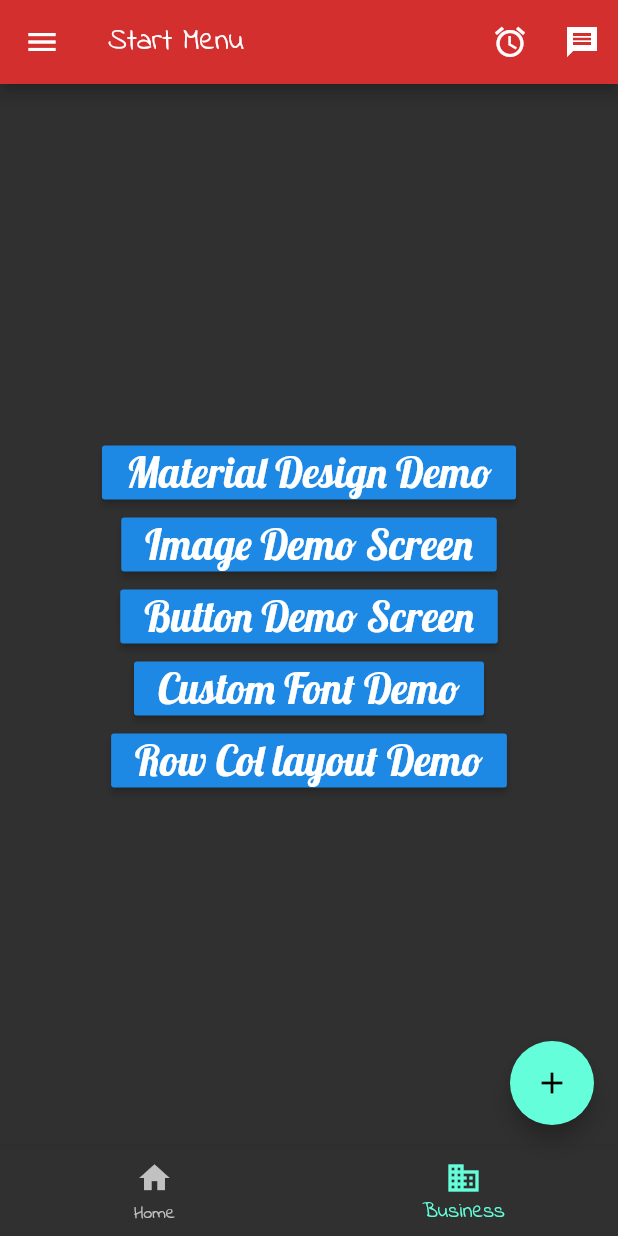
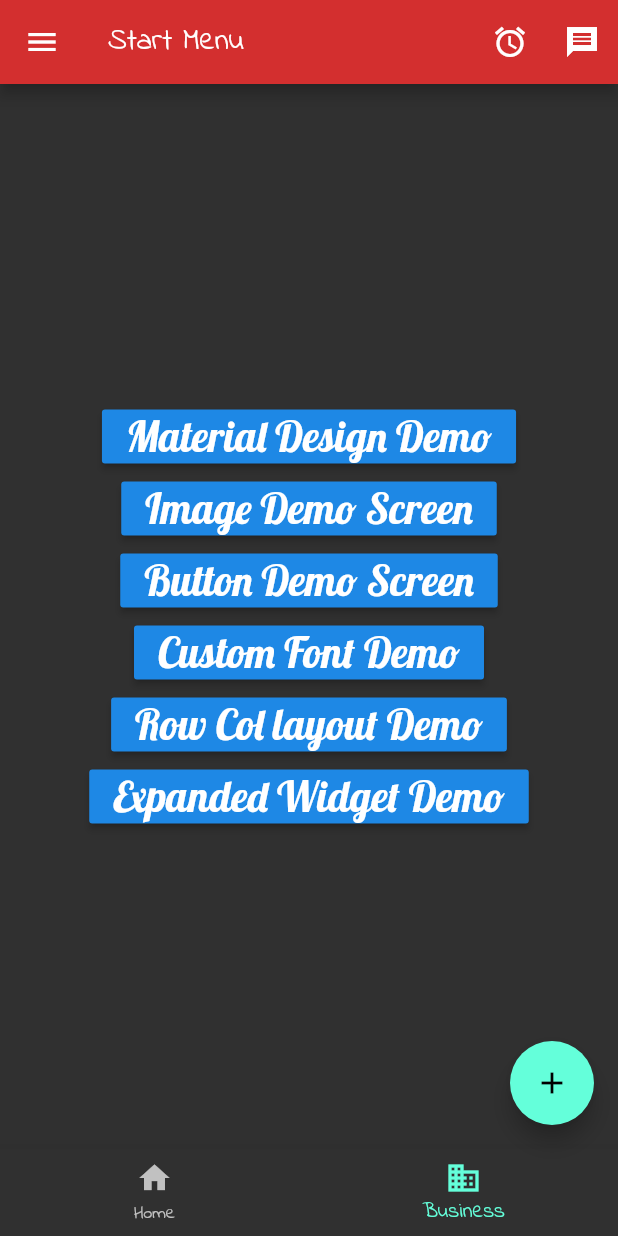
Before and after one commit to rohithaider/cmsc4303-lesson1, a Flutter app: the screen it shows after launch, on a phone screen of 412 x 824 dp. Run offline on Flutter 3.47's test engine with Material 2 defaults, Android fonts, the phone set to English and light mode, and no system bars.

Commit message:
expanded widget

```diff
--- a/lib/main.dart
+++ b/lib/main.dart
@@ -2,6 +2,7 @@ import 'dart:ui';
 
 import 'package:flutter/material.dart';
 import 'package:lesson1/screen/button_screen.dart';
+import 'package:lesson1/screen/expandedwidget_screen.dart';
 import 'package:lesson1/screen/font_screen.dart';
 import 'package:lesson1/screen/image_screen.dart';
 import 'package:lesson1/screen/materialdesign_screen.dart';
@@ -34,6 +35,7 @@ class Lesson1App extends StatelessWidget {
         ButtonScreen.routeName: (context) => ButtonScreen(),
         FontScreen.routeName: (context) => FontScreen(),
         RowColScreen.routeName: (context) => RowColScreen(),
+        ExpandedWidgetScreen.routeName: (context) => ExpandedWidgetScreen(),
       },
     );
   }
--- /dev/null
+++ b/lib/screen/expandedwidget_screen.dart
@@ -0,0 +1,14 @@
+import 'package:flutter/material.dart';
+
+class ExpandedWidgetScreen extends StatelessWidget {
+  static const routeName = '/expandedWidgetScreen';
+  @override
+  Widget build(BuildContext context) {
+    return Scaffold(
+      appBar: AppBar(
+        title: Text("Expanded widget"),
+      ),
+      body: Text('Expanded widget'),
+    );
+  }
+}
--- a/lib/screen/start_screen.dart
+++ b/lib/screen/start_screen.dart
@@ -1,5 +1,6 @@
 import 'package:flutter/material.dart';
 import 'package:lesson1/screen/button_screen.dart';
+import 'package:lesson1/screen/expandedwidget_screen.dart';
 import 'package:lesson1/screen/font_screen.dart';
 import 'package:lesson1/screen/image_screen.dart';
 import 'package:lesson1/screen/materialdesign_screen.dart';
@@ -80,6 +81,12 @@ class StartScreen extends StatelessWidget {
               child:
                   Text('Row Col layout Demo', style: Theme.of(context).textTheme.button),
             ),
+            RaisedButton(
+              onPressed: () =>
+                  Navigator.pushNamed(context, ExpandedWidgetScreen.routeName),
+              child:
+                  Text('Expanded Widget Demo', style: Theme.of(context).textTheme.button),
+            ),
           ],
         ),
       ),
```
